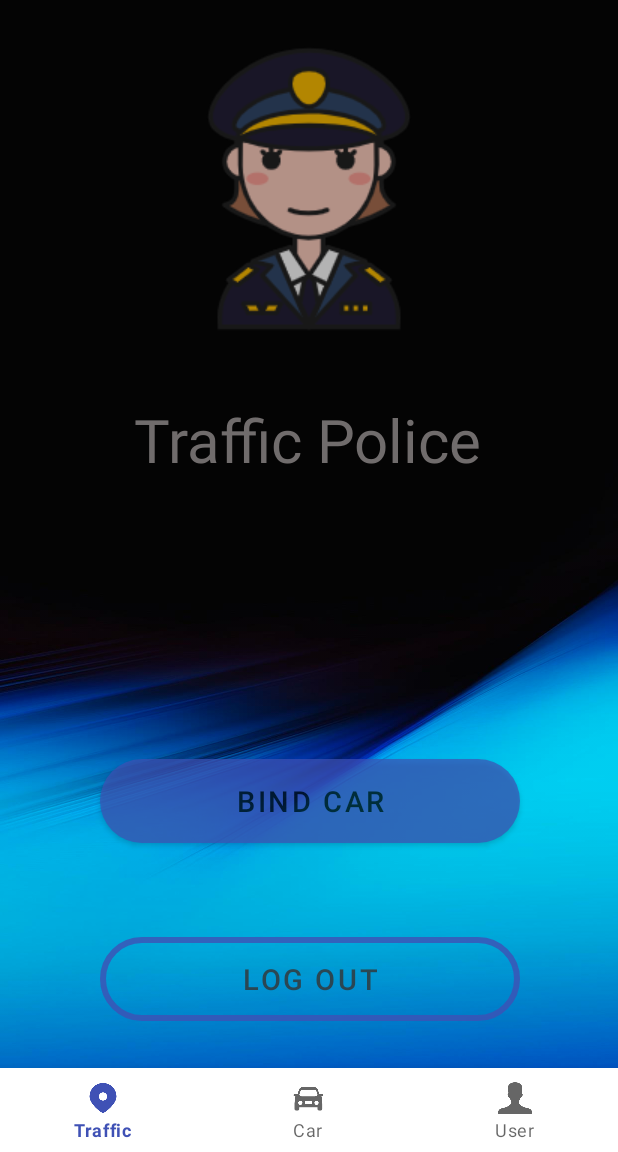
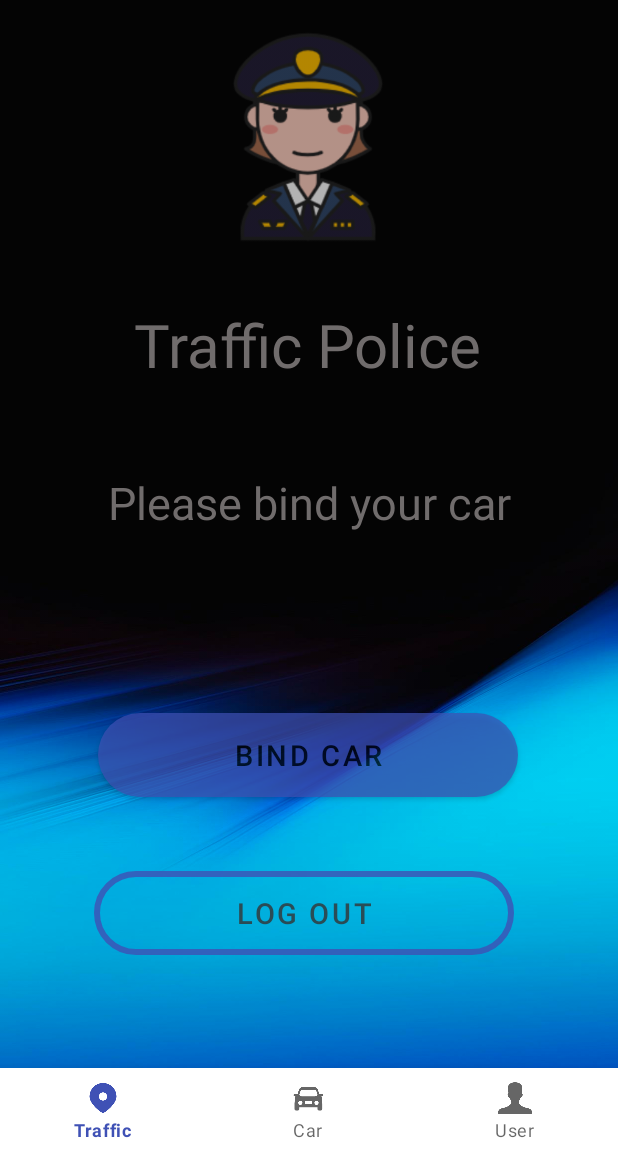
Before and after one commit to tehreemAsif63/Intelligent-transportation, an Android app: the AccountActivity screen opened directly, with no data from a screen before it, on a phone screen of 412 x 824 dp, the part 84-1236 px from its top. Run offline under Robolectric (Android 15) with nearby library versions, the phone set to English and light mode, and no system bars; 2 statements that could not run were skipped.

Commit message:
#11 update: Update Account module
Update AccountActivity and activity_account.xml. Add car image and text for account page.

Co-Authored-By: Yingchao Ji    gusjiyid@student.gu.se

```diff
--- a/app/src/main/assets/Users.txt
+++ b/app/src/main/assets/Users.txt
@@ -1,7 +1,7 @@
 [
   {
     "username": "General",
-    "password": "123456",
+    "password": "general",
     "type": "general",
     "cars": [
             {
@@ -21,7 +21,7 @@
   },
   {
     "username": "Police",
-    "password": "123456",
+    "password": "police",
     "type": "admin",
     "cars": [
            {
--- a/app/src/main/java/com/intelligenttransportation/CarConsoleActivity.java
+++ b/app/src/main/java/com/intelligenttransportation/CarConsoleActivity.java
@@ -49,7 +49,11 @@ public class CarConsoleActivity extends AppCompatActivity {
                         startActivity(intent);
                         break;
                     case R.id.navigation_user:
-                        intent = new Intent(CarConsoleActivity.this, LoginActivity.class);
+                        if (user == null){
+                            intent = new Intent(CarConsoleActivity.this, LoginActivity.class);
+                        }else {
+                            intent = new Intent(CarConsoleActivity.this, AccountActivity.class);
+                        }
                         intent.putExtra("user", user);
                         startActivity(intent);
                         break;
--- a/app/src/main/java/com/intelligenttransportation/ITUtils.java
+++ b/app/src/main/java/com/intelligenttransportation/ITUtils.java
@@ -34,8 +34,6 @@ public class ITUtils {
     public static ImageView imageView_car_north2;
     public static TextView textView_front_distance;
     public static TextView textView_back_distance;
-    public static ImageView imageView;
-    public TextView warningText;
     public static ImageView imageView_car_background;
 
 
--- a/app/src/main/java/com/intelligenttransportation/MainActivity.java
+++ b/app/src/main/java/com/intelligenttransportation/MainActivity.java
@@ -44,7 +44,11 @@ public class MainActivity extends AppCompatActivity {
                         startActivity(intent);
                         break;
                     case R.id.navigation_user:
-                        intent = new Intent(MainActivity.this, LoginActivity.class);
+                        if (user == null){
+                            intent = new Intent(MainActivity.this, LoginActivity.class);
+                        }else {
+                            intent = new Intent(MainActivity.this, AccountActivity.class);
+                        }
                         intent.putExtra("user", user);
                         startActivity(intent);
                         break;
--- a/app/src/main/java/com/intelligenttransportation/TrafficLightActivity.java
+++ b/app/src/main/java/com/intelligenttransportation/TrafficLightActivity.java
@@ -125,7 +125,11 @@ public class TrafficLightActivity extends AppCompatActivity {
                         startActivity(intent);
                         break;
                     case R.id.navigation_user:
-                        intent = new Intent(TrafficLightActivity.this, LoginActivity.class);
+                        if (user == null){
+                            intent = new Intent(TrafficLightActivity.this, LoginActivity.class);
+                        }else {
+                            intent = new Intent(TrafficLightActivity.this, AccountActivity.class);
+                        }
                         intent.putExtra("user", user);
                         startActivity(intent);
                         break;
--- a/app/src/main/res/layout/activity_account.xml
+++ b/app/src/main/res/layout/activity_account.xml
@@ -7,47 +7,19 @@
     android:background="@drawable/play"
     tools:context=".AccountActivity">
 
-    <Button
-        android:id="@+id/button_bind_car"
-        android:layout_width="280dp"
-        android:layout_height="56dp"
-        android:layout_marginStart="65dp"
-        android:layout_marginEnd="65dp"
-        android:layout_marginBottom="202dp"
+    <ImageView
+        android:id="@+id/imageView_head"
+        android:layout_width="160dp"
+        android:layout_height="147dp"
+        android:layout_marginBottom="34dp"
         android:alpha="0.7"
-        android:background="@drawable/button_shape"
-        android:backgroundTint="@color/button_color_selector"
-        android:onClick="Check"
-        android:text="bind car"
-        android:textColor="#FF000000"
-        android:textSize="19sp"
         app:layout_constraintBottom_toBottomOf="parent"
         app:layout_constraintEnd_toEndOf="parent"
-        app:layout_constraintHorizontal_bias="1.0"
+        app:layout_constraintHorizontal_bias="0.497"
         app:layout_constraintStart_toStartOf="parent"
-        app:layout_constraintTop_toBottomOf="@+id/textView_username"
-        app:layout_constraintVertical_bias="0.979" />
-
-    <Button
-        android:id="@+id/button_logout"
-        android:layout_width="280dp"
-        android:layout_height="56dp"
-        android:layout_marginStart="65dp"
-        android:layout_marginEnd="65dp"
-        android:layout_marginBottom="87dp"
-        android:alpha="0.8"
-        android:background="@drawable/button_broder"
-        android:backgroundTint="@color/button_color_selector"
-        android:onClick="Check"
-        android:text="LOG Out"
-        android:textColor="#353434"
-        android:textSize="19sp"
-        app:layout_constraintBottom_toBottomOf="parent"
-        app:layout_constraintEnd_toEndOf="parent"
-        app:layout_constraintHorizontal_bias="1.0"
-        app:layout_constraintStart_toStartOf="parent"
-        app:layout_constraintTop_toBottomOf="@+id/button_bind_car"
-        app:layout_constraintVertical_bias="1.0" />
+        app:layout_constraintTop_toTopOf="parent"
+        app:layout_constraintVertical_bias="0.032"
+        app:srcCompat="@drawable/police" />
 
 
     <TextView
@@ -59,23 +31,75 @@
         android:textSize="40sp"
         app:layout_constraintBottom_toBottomOf="parent"
         app:layout_constraintEnd_toEndOf="parent"
-        app:layout_constraintHorizontal_bias="0.498"
+        app:layout_constraintHorizontal_bias="0.497"
         app:layout_constraintStart_toStartOf="parent"
         app:layout_constraintTop_toTopOf="parent"
-        app:layout_constraintVertical_bias="0.373" />
+        app:layout_constraintVertical_bias="0.284" />
+
+    <TextView
+        android:id="@+id/textView_bind_car"
+        android:layout_width="wrap_content"
+        android:layout_height="wrap_content"
+        android:text="Please bind your car"
+        android:textColor="#706C6C"
+        android:textSize="30sp"
+        android:visibility="visible"
+        app:layout_constraintBottom_toBottomOf="parent"
+        app:layout_constraintEnd_toEndOf="parent"
+        app:layout_constraintStart_toStartOf="parent"
+        app:layout_constraintTop_toTopOf="parent"
+        app:layout_constraintVertical_bias="0.433" />
 
     <ImageView
-        android:id="@+id/imageView2"
-        android:layout_width="wrap_content"
-        android:layout_height="wrap_content"
+        android:id="@+id/imageView_bound_car"
+        android:layout_width="260dp"
+        android:layout_height="137dp"
         android:layout_marginBottom="34dp"
+        android:visibility="gone"
         android:alpha="0.7"
         app:layout_constraintBottom_toBottomOf="parent"
         app:layout_constraintEnd_toEndOf="parent"
         app:layout_constraintStart_toStartOf="parent"
         app:layout_constraintTop_toTopOf="parent"
-        app:layout_constraintVertical_bias="0.051"
-        app:srcCompat="@drawable/police" />
+        app:layout_constraintVertical_bias="0.471"
+        app:srcCompat="@drawable/image_police_car" />
+
+    <Button
+        android:id="@+id/button_bind_car"
+        android:layout_width="280dp"
+        android:layout_height="56dp"
+        android:layout_marginStart="65dp"
+        android:alpha="0.7"
+        android:background="@drawable/button_shape"
+        android:backgroundTint="@color/button_color_selector"
+        android:onClick="Check"
+        android:text="bind car"
+        android:textColor="#FF000000"
+        android:textSize="19sp"
+        app:layout_constraintBottom_toBottomOf="parent"
+        app:layout_constraintEnd_toEndOf="parent"
+        app:layout_constraintHorizontal_bias="0.0"
+        app:layout_constraintStart_toStartOf="parent"
+        app:layout_constraintTop_toTopOf="parent"
+        app:layout_constraintVertical_bias="0.668" />
+
+    <Button
+        android:id="@+id/button_logout"
+        android:layout_width="280dp"
+        android:layout_height="56dp"
+        android:alpha="0.8"
+        android:background="@drawable/button_broder"
+        android:backgroundTint="@color/button_color_selector"
+        android:onClick="Check"
+        android:text="LOG Out"
+        android:textColor="#353434"
+        android:textSize="19sp"
+        app:layout_constraintBottom_toBottomOf="parent"
+        app:layout_constraintEnd_toEndOf="parent"
+        app:layout_constraintHorizontal_bias="0.473"
+        app:layout_constraintStart_toStartOf="parent"
+        app:layout_constraintTop_toTopOf="parent"
+        app:layout_constraintVertical_bias="0.816" />
 
     <com.google.android.material.bottomnavigation.BottomNavigationView
         android:id="@+id/bottom_navigation_menu"
--- a/app/src/main/res/values/strings.xml
+++ b/app/src/main/res/values/strings.xml
@@ -38,7 +38,6 @@
     <string name="pedestrian_wait">Pedestrian Wait</string>
     <string name="go">Go</string>
     <string name="re">Re</string>
-    <string name="exch">Exch</string>
     <string name="traffic">Traffic</string>
     <string name="pause">Pause</string>
 </resources>
```
Also changed, not shown: app/src/main/java/com/intelligenttransportation/AccountActivity.java (+20 -5 lines), app/src/main/java/com/intelligenttransportation/BindCarActivity.java (+0 -18 lines), app/src/main/res/drawable/general_user.png (added), app/src/main/res/drawable/image_car1.jpg (added), app/src/main/res/drawable/image_car2.jpg (added), app/src/main/res/drawable/image_police_car.jpg (added).
